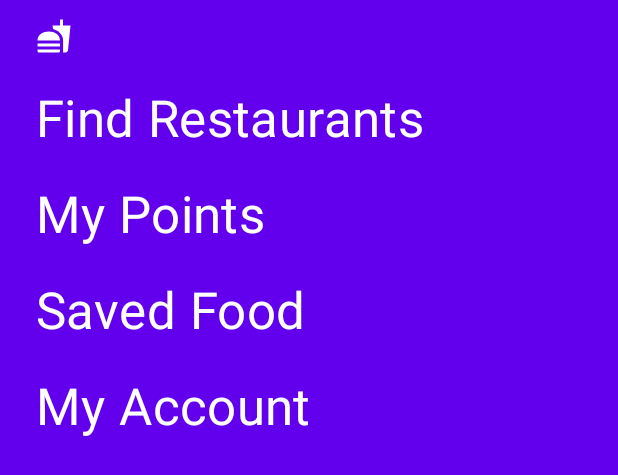
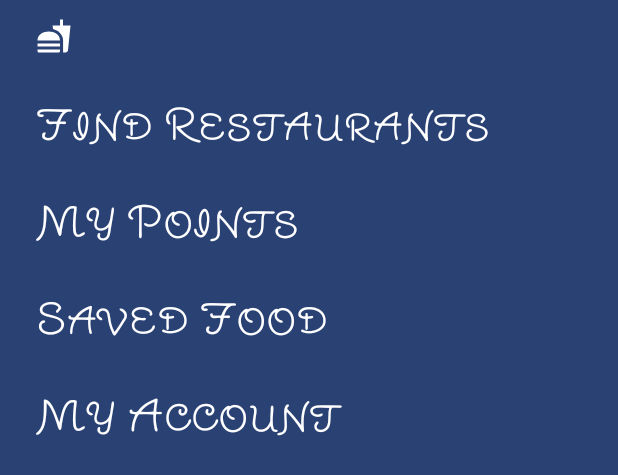
Before and after one commit to wingsum93/Compose-Feature-Test, an Android app built with Jetpack Compose: the @Preview function CraneDrawerPreview, on a phone screen of 412 x 824 dp. Shown: the top 475 px of the screen. Run offline under Robolectric (Android 15) with nearby library versions, the phone set to English and light mode, and no system bars.

Commit message:
ui: add custom font in first page and drawer

```diff
--- a/app/build.gradle
+++ b/app/build.gradle
@@ -63,6 +63,8 @@ dependencies {
     api "androidx.compose.ui:ui:$compose_version"
     api "androidx.compose.material:material:$compose_version"
     api "androidx.compose.material3:material3:1.0.0-alpha02"
+    api "androidx.compose.ui:ui-tooling:$compose_version"
+    api "androidx.compose.ui:ui-tooling-data:$compose_version"
     api "androidx.compose.ui:ui-tooling-preview:$compose_version"
     api "androidx.lifecycle:lifecycle-viewmodel-compose:2.4.0"
     api 'androidx.lifecycle:lifecycle-runtime-ktx:2.4.0'
--- a/app/src/main/java/com/ericho/composefeatureproj/base/CraneDrawer.kt
+++ b/app/src/main/java/com/ericho/composefeatureproj/base/CraneDrawer.kt
@@ -5,8 +5,8 @@ import androidx.annotation.RequiresApi
 import androidx.compose.foundation.Image
 import androidx.compose.foundation.background
 import androidx.compose.foundation.layout.*
-import androidx.compose.material.MaterialTheme
-import androidx.compose.material.Text
+import androidx.compose.material3.MaterialTheme
+import androidx.compose.material3.Text
 import androidx.compose.runtime.Composable
 import androidx.compose.ui.Modifier
 import androidx.compose.ui.graphics.ColorFilter
@@ -24,7 +24,7 @@ fun CraneDrawer(
 ) {
     Column(
         modifier
-            .background(color = MaterialTheme.colors.primary)
+            .background(color = MaterialTheme.colorScheme.primary)
             .fillMaxSize()
             .padding(start = 24.dp, top = 12.dp)
     ) {
@@ -33,7 +33,7 @@ fun CraneDrawer(
             painter = painterResource(R.drawable.ic_baseline_fastfood_24),
             contentDescription = "",
             colorFilter = ColorFilter.tint(
-                MaterialTheme.colors.onPrimary
+                MaterialTheme.colorScheme.onPrimary
             )
         )
         for (screen in screens) {
@@ -41,8 +41,8 @@ fun CraneDrawer(
             Text(
                 modifier = modifier,
                 text = screen,
-                color = MaterialTheme.colors.onPrimary,
-                style = MaterialTheme.typography.h4
+                color = MaterialTheme.colorScheme.onPrimary,
+                style = MaterialTheme.typography.headlineMedium
             )
         }
     }
--- a/app/src/main/java/com/ericho/composefeatureproj/ui/AppPageM2.kt
+++ b/app/src/main/java/com/ericho/composefeatureproj/ui/AppPageM2.kt
@@ -9,7 +9,6 @@ import androidx.compose.runtime.rememberCoroutineScope
 import androidx.compose.ui.graphics.Color
 import androidx.compose.ui.graphics.ColorFilter
 import androidx.compose.ui.res.painterResource
-import androidx.navigation.NavController
 import com.ericho.composefeatureproj.R
 import com.ericho.composefeatureproj.base.CraneDrawer
 import kotlinx.coroutines.launch
@@ -17,7 +16,6 @@ import kotlinx.coroutines.launch
 @Composable
 fun AppPageWithM2(
     title: String,
-    navController: NavController,
     content: @Composable (PaddingValues) -> Unit,
 ) {
     val scaffoldState: ScaffoldState = rememberScaffoldState()
--- a/restaurant_queue/build.gradle
+++ b/restaurant_queue/build.gradle
@@ -10,7 +10,7 @@ android {
         minSdk 23
         targetSdk 31
         versionCode 1
-        versionName "1.0"
+        versionName "1.0-ins"
 
         testInstrumentationRunner "androidx.test.runner.AndroidJUnitRunner"
         vectorDrawables {
--- a/restaurant_queue/src/main/java/com/ericho/restaurant_queue/PullActivity.kt
+++ b/restaurant_queue/src/main/java/com/ericho/restaurant_queue/PullActivity.kt
@@ -44,7 +44,7 @@ class PullActivity : ComponentActivity() {
             AppTheme {
                 val pullViewModel: PullViewModel = viewModel()
                 val navController = rememberNavController()
-                AppPageWithM2("Instant App", navController = navController) { innerPadding ->
+                AppPageWithM2("Instant App") { innerPadding ->
                     NavHost(
                         navController = navController,
                         startDestination = Route.HOME,
--- a/restaurant_queue/src/main/java/com/ericho/restaurant_queue/ui/NumberPadBigButton.kt
+++ b/restaurant_queue/src/main/java/com/ericho/restaurant_queue/ui/NumberPadBigButton.kt
@@ -29,7 +29,8 @@ fun NumberPadBigButton(
             .border(1.dp, MaterialTheme.colorScheme.outline, shape = RoundedCornerShape(20.0.dp))
     ) {
         Text(
-            text = text
+            text = text,
+            style = MaterialTheme.typography.labelLarge
         )
     }
 }
--- a/restaurant_queue/src/main/java/com/ericho/restaurant_queue/ui/NumberPadButton.kt
+++ b/restaurant_queue/src/main/java/com/ericho/restaurant_queue/ui/NumberPadButton.kt
@@ -11,6 +11,7 @@ import androidx.compose.runtime.Composable
 import androidx.compose.ui.Modifier
 import androidx.compose.ui.tooling.preview.Preview
 import androidx.compose.ui.unit.dp
+import androidx.compose.ui.unit.sp
 
 @Composable
 fun NumberPadButton(
@@ -29,7 +30,9 @@ fun NumberPadButton(
             .border(1.dp, MaterialTheme.colorScheme.outline, shape = RoundedCornerShape(20.0.dp))
     ) {
         Text(
-            text = text
+            text = text,
+            fontSize = 20.sp,
+            style = MaterialTheme.typography.labelLarge
         )
     }
 }
--- a/restaurant_queue/src/main/java/com/ericho/restaurant_queue/ui/NumberPadDisplayView.kt
+++ b/restaurant_queue/src/main/java/com/ericho/restaurant_queue/ui/NumberPadDisplayView.kt
@@ -41,7 +41,6 @@ fun NumberPadDisplayView(
                 textAlign = TextAlign.Start,
                 fontSize = 14.sp,
                 color = MaterialTheme.colorScheme.primary,
-                fontWeight = FontWeight.Bold
             )
         } else {
             // ui for input no.
@@ -77,7 +76,7 @@ fun previewNumberDisplayView() {
 fun previewNumberDisplayView_init() {
     AppTheme {
         NumberPadDisplayView(
-            "",
+            "Get Ticket",
             Modifier
                 .width(190.dp)
                 .height(70.dp)
```
Also changed, not shown: app/src/main/java/com/ericho/composefeatureproj/ui/theme/Fonts.kt (added, +12 -0 lines), app/src/main/java/com/ericho/composefeatureproj/ui/theme/Type.kt (+17 -17 lines), app/src/main/res/font/sunshiney_regular.ttf (added), app/src/main/res/font/yuji_hentaigana_akebono_regular.ttf (added).
